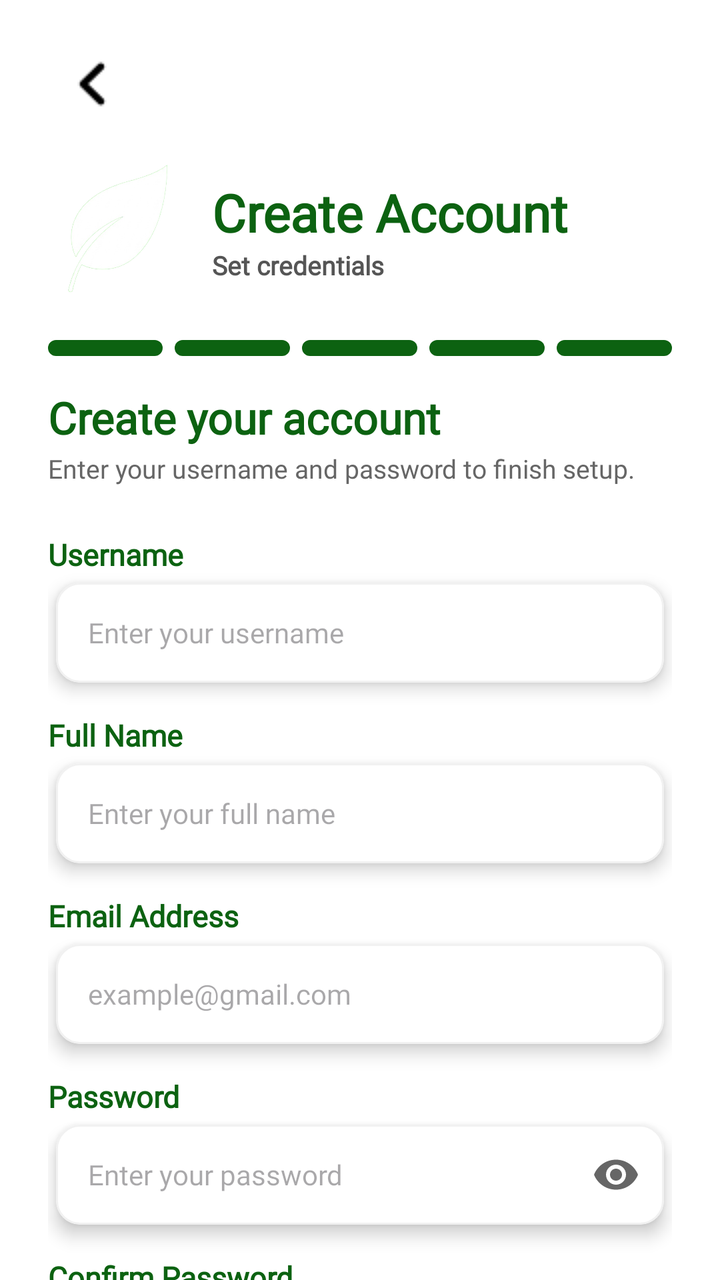
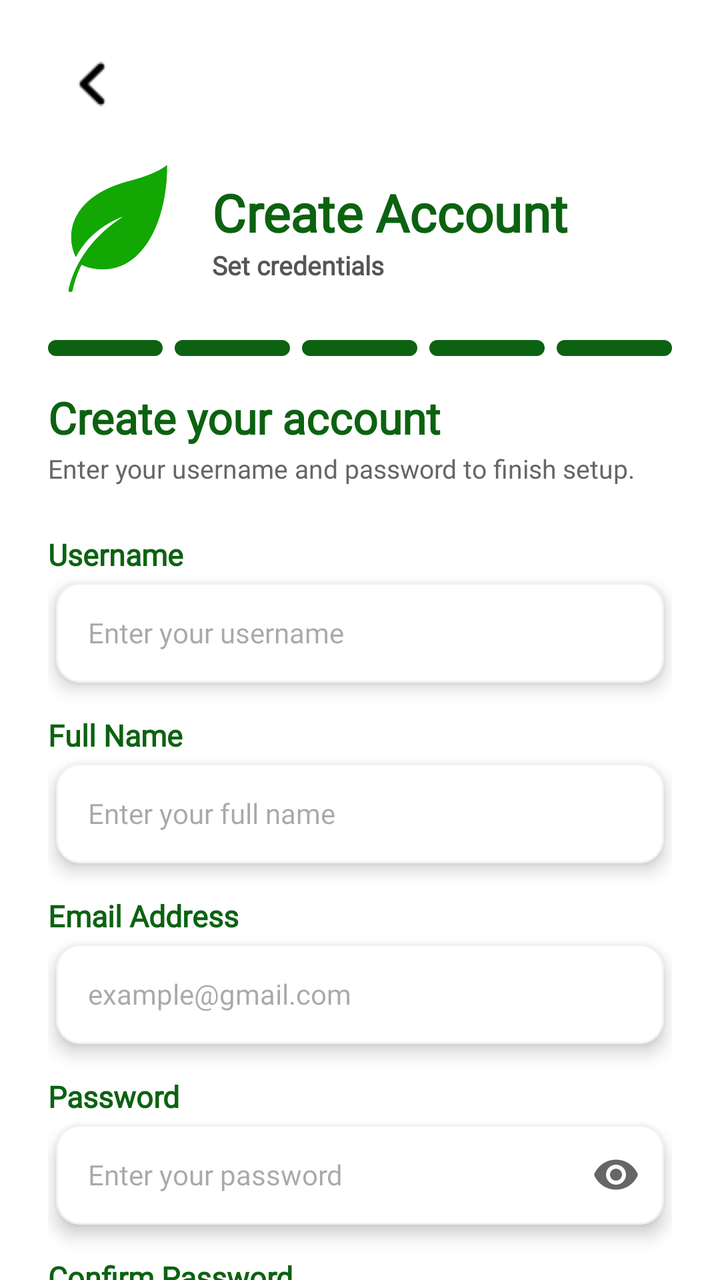

Before-and-after screenshots of an Android layout around one commit, followed by the original layout XML and the change that was made.
<!-- AndroidManifest.xml: application theme Theme.SmartGrow -->
<!-- res/layout/activity_register_step5.xml -->
<?xml version="1.0" encoding="utf-8"?>
<androidx.constraintlayout.widget.ConstraintLayout
    xmlns:android="http://schemas.android.com/apk/res/android"
    xmlns:app="http://schemas.android.com/apk/res-auto"
    android:layout_width="match_parent"
    android:layout_height="match_parent"
    android:background="#FFFFFF">

    <ImageButton
        android:id="@+id/btn_register_back"
        android:layout_width="44dp"
        android:layout_height="44dp"
        android:layout_marginStart="24dp"
        android:layout_marginTop="20dp"
        android:background="?android:attr/selectableItemBackgroundBorderless"
        android:src="@drawable/back_button_login"
        android:contentDescription="Back"
        android:scaleType="centerInside"
        app:layout_constraintTop_toTopOf="parent"
        app:layout_constraintStart_toStartOf="parent" />

    <LinearLayout
        android:id="@+id/layout_register_header"
        android:layout_width="match_parent"
        android:layout_height="wrap_content"
        android:orientation="horizontal"
        android:gravity="center_vertical"
        android:paddingHorizontal="24dp"
        android:layout_marginTop="16dp"
        app:layout_constraintTop_toBottomOf="@id/btn_register_back">

        <ImageView
            android:layout_width="70dp"
            android:layout_height="70dp"
            android:src="@drawable/smartgrow_logo" />

        <LinearLayout
            android:layout_width="wrap_content"
            android:layout_height="wrap_content"
            android:orientation="vertical"
            android:layout_marginStart="12dp">

            <TextView
                android:layout_width="wrap_content"
                android:layout_height="wrap_content"
                android:text="Create Account"
                android:textSize="26sp"
                android:textStyle="bold"
                android:fontFamily="@font/poppins"
                android:textColor="#0C6211" />

            <TextView
                android:layout_width="wrap_content"
                android:layout_height="wrap_content"
                android:text="Set credentials"
                android:textSize="13sp"
                android:textStyle="bold"
                android:fontFamily="@font/poppins"
                android:textColor="#555555" />
        </LinearLayout>
    </LinearLayout>

    <LinearLayout
        android:id="@+id/layout_indicator_bars"
        android:layout_width="match_parent"
        android:layout_height="8dp"
        android:orientation="horizontal"
        android:paddingHorizontal="24dp"
        android:layout_marginTop="20dp"
        android:weightSum="5"
        app:layout_constraintTop_toBottomOf="@id/layout_register_header">

        <View android:layout_width="0dp" android:layout_height="match_parent" android:layout_weight="1" android:layout_marginEnd="6dp" android:background="@drawable/indicator_green" />
        <View android:layout_width="0dp" android:layout_height="match_parent" android:layout_weight="1" android:layout_marginEnd="6dp" android:background="@drawable/indicator_green" />
        <View android:layout_width="0dp" android:layout_height="match_parent" android:layout_weight="1" android:layout_marginEnd="6dp" android:background="@drawable/indicator_green" />
        <View android:layout_width="0dp" android:layout_height="match_parent" android:layout_weight="1" android:layout_marginEnd="6dp" android:background="@drawable/indicator_green" />
        <View android:layout_width="0dp" android:layout_height="match_parent" android:layout_weight="1" android:background="@drawable/indicator_green" />
    </LinearLayout>

    <androidx.core.widget.NestedScrollView
        android:layout_width="match_parent"
        android:layout_height="0dp"
        android:layout_marginTop="16dp"
        android:fillViewport="true"
        app:layout_constraintTop_toBottomOf="@id/layout_indicator_bars"
        app:layout_constraintBottom_toBottomOf="parent">

        <androidx.constraintlayout.widget.ConstraintLayout
            android:layout_width="match_parent"
            android:layout_height="wrap_content"
            android:paddingHorizontal="24dp"
            android:paddingBottom="32dp">

            <TextView
                android:id="@+id/tv_form_title"
                android:layout_width="match_parent"
                android:layout_height="wrap_content"
                android:text="Create your account"
                android:textSize="22sp"
                android:textStyle="bold"
                android:textColor="#0C6211"
                android:fontFamily="@font/poppins"
                app:layout_constraintTop_toTopOf="parent" />

            <TextView
                android:id="@+id/tv_form_subtitle"
                android:layout_width="match_parent"
                android:layout_height="wrap_content"
                android:text="Enter your username and password to finish setup."
                android:textSize="13sp"
                android:textColor="#666666"
                android:fontFamily="@font/poppins"
                android:layout_marginTop="2dp"
                app:layout_constraintTop_toBottomOf="@id/tv_form_title" />

            <LinearLayout
                android:id="@+id/layout_fields"
                android:layout_width="match_parent"
                android:layout_height="wrap_content"
                android:orientation="vertical"
                android:layout_marginTop="24dp"
                app:layout_constraintTop_toBottomOf="@id/tv_form_subtitle">

                <TextView
                    android:layout_width="wrap_content"
                    android:layout_height="wrap_content"
                    android:text="Username" android:textColor="#0C6211"
                    android:textSize="15sp" android:textStyle="bold"
                    android:fontFamily="@font/poppins"
                    android:layout_marginBottom="4dp" />
                <com.google.android.material.card.MaterialCardView
                    android:layout_width="match_parent"
                    android:layout_height="50dp"
                    android:layout_marginHorizontal="4dp"
                    android:layout_marginBottom="16dp"
                    app:cardElevation="5dp"
                    app:cardCornerRadius="12dp"
                    app:cardBackgroundColor="#FFFFFF"
                    app:strokeWidth="1dp"
                    app:strokeColor="#F1F1F1">
                    <EditText
                        android:id="@+id/et_username"
                        android:layout_width="match_parent"
                        android:layout_height="match_parent"
                        android:background="@null"
                        android:hint="Enter your username"
                        android:inputType="text"
                        android:paddingHorizontal="16dp"
                        android:textSize="14sp"
                        android:textColor="#333333"
                        android:fontFamily="@font/poppins" />
                </com.google.android.material.card.MaterialCardView>

                <TextView
                    android:layout_width="wrap_content"
                    android:layout_height="wrap_content"
                    android:text="Full Name"
                    android:textColor="#0C6211"
                    android:textSize="15sp"
                    android:textStyle="bold"
                    android:fontFamily="@font/poppins"
                    android:layout_marginBottom="4dp" />
                <com.google.android.material.card.MaterialCardView
                    android:layout_width="match_parent"
                    android:layout_height="50dp"
                    android:layout_marginHorizontal="4dp"
                    android:layout_marginBottom="16dp"
                    app:cardElevation="5dp"
                    app:cardCornerRadius="12dp"
                    app:cardBackgroundColor="#FFFFFF"
                    app:strokeWidth="1dp"
                    app:strokeColor="#F1F1F1">
                    <EditText android:id="@+id/et_fullname"
                        android:layout_width="match_parent"
                        android:layout_height="match_parent"
                        android:background="@null"
                        android:hint="Enter your full name"
                        android:inputType="textPersonName"
                        android:paddingHorizontal="16dp"
                        android:textSize="14sp" android:textColor="#333333"
                        android:fontFamily="@font/poppins" />
                </com.google.android.material.card.MaterialCardView>

                <TextView
                    android:layout_width="wrap_content"
                    android:layout_height="wrap_content"
                    android:text="Email Address"
                    android:textColor="#0C6211"
                    android:textSize="15sp"
                    android:textStyle="bold"
                    android:fontFamily="@font/poppins"
                    android:layout_marginBottom="4dp" />
                <com.google.android.material.card.MaterialCardView
                    android:layout_width="match_parent"
                    android:layout_height="50dp"
                    android:layout_marginHorizontal="4dp"
                    android:layout_marginBottom="16dp"
                    app:cardElevation="5dp"
                    app:cardCornerRadius="12dp"
                    app:cardBackgroundColor="#FFFFFF"
                    app:strokeWidth="1dp"
                    app:strokeColor="#F1F1F1">
                    <EditText android:id="@+id/et_email"
                        android:layout_width="match_parent"
                        android:layout_height="match_parent"
                        android:background="@null"
                        android:hint="example@gmail.com"
                        android:inputType="textEmailAddress"
                        android:paddingHorizontal="16dp"
                        android:textSize="14sp" android:textColor="#333333"
                        android:fontFamily="@font/poppins" />
                </com.google.android.material.card.MaterialCardView>

                <TextView
                    android:layout_width="wrap_content"
                    android:layout_height="wrap_content"
                    android:text="Password"
                    android:textColor="#0C6211"
                    android:textSize="15sp"
                    android:textStyle="bold"
                    android:fontFamily="@font/poppins"
                    android:layout_marginBottom="4dp" />
                <com.google.android.material.card.MaterialCardView
                    android:layout_width="match_parent"
                    android:layout_height="50dp"
                    android:layout_marginHorizontal="4dp"
                    android:layout_marginBottom="16dp"
                    app:cardElevation="5dp"
                    app:cardCornerRadius="12dp"
                    app:cardBackgroundColor="#FFFFFF"
                    app:strokeWidth="1dp"
                    app:strokeColor="#F1F1F1">
                    <com.google.android.material.textfield.TextInputLayout
                        android:layout_width="match_parent"
                        android:layout_height="match_parent"
                        app:hintEnabled="false"
                        app:passwordToggleEnabled="true"
                        app:passwordToggleTint="#666666"
                        style="@style/Widget.Design.TextInputLayout">
                        <com.google.android.material.textfield.TextInputEditText
                            android:id="@+id/et_password"
                            android:layout_width="match_parent"
                            android:layout_height="match_parent"
                            android:background="@null"
                            android:hint="Enter your password"
                            android:inputType="textPassword"
                            android:paddingHorizontal="16dp"
                            android:textSize="14sp"
                            android:textColor="#333333"
                            android:fontFamily="@font/poppins" />
                    </com.google.android.material.textfield.TextInputLayout>
                </com.google.android.material.card.MaterialCardView>

                <TextView
                    android:layout_width="wrap_content"
                    android:layout_height="wrap_content"
                    android:text="Confirm Password"
                    android:textColor="#0C6211"
                    android:textSize="15sp"
                    android:textStyle="bold"
                    android:fontFamily="@font/poppins"
                    android:layout_marginBottom="4dp" />
                <com.google.android.material.card.MaterialCardView
                    android:layout_width="match_parent"
                    android:layout_height="50dp"
                    android:layout_marginHorizontal="4dp"
                    android:layout_marginBottom="24dp"
                    app:cardElevation="5dp"
                    app:cardCornerRadius="12dp"
                    app:cardBackgroundColor="#FFFFFF"
                    app:strokeWidth="1dp"
                    app:strokeColor="#F1F1F1">
                    <com.google.android.material.textfield.TextInputLayout
                        android:layout_width="match_parent"
                        android:layout_height="match_parent"
                        app:hintEnabled="false"
                        app:passwordToggleEnabled="true"
                        app:passwordToggleTint="#666666"
                        style="@style/Widget.Design.TextInputLayout">
                        <com.google.android.material.textfield.TextInputEditText
                            android:id="@+id/et_confirm_password"
                            android:layout_width="match_parent"
                            android:layout_height="match_parent"
                            android:background="@null"
                            android:hint="Re-enter password"
                            android:inputType="textPassword"
                            android:paddingHorizontal="16dp"
                            android:textSize="14sp"
                            android:textColor="#333333"
                            android:fontFamily="@font/poppins" />
                    </com.google.android.material.textfield.TextInputLayout>
                </com.google.android.material.card.MaterialCardView>
            </LinearLayout>

            <com.google.android.material.button.MaterialButton
                android:id="@+id/btn_signup"
                android:layout_width="match_parent"
                android:layout_height="54dp"
                android:text="Sign Up"
                android:textSize="18sp"
                android:fontFamily="@font/poppins"
                android:textStyle="bold"
                android:textColor="@color/white"
                android:textAllCaps="false"
                android:backgroundTint="#0C6211"
                app:cornerRadius="16dp"
                android:elevation="6dp"
                app:layout_constraintTop_toBottomOf="@id/layout_fields"
                app:layout_constraintBottom_toBottomOf="parent" />

        </androidx.constraintlayout.widget.ConstraintLayout>
    </androidx.core.widget.NestedScrollView>

</androidx.constraintlayout.widget.ConstraintLayout>
<!-- resources referenced by this layout -->
<resources>
  <color name="white">#FFFFFFFF</color>
  <!-- drawable back_button_login: png bitmap (drawable, 311 bytes) -->
  <!-- drawable indicator_green (drawable) -->
  <?xml version="1.0" encoding="utf-8"?>
  <shape xmlns:android="http://schemas.android.com/apk/res/android"
      android:shape="rectangle">
      <solid android:color="#0C6211" />
      <corners android:radius="4dp" />
  </shape>
  <!-- drawable smartgrow_logo: png bitmap (drawable, 73503 bytes) -->
  <style name="Theme.SmartGrow" parent="Base.Theme.SmartGrow" />
  <style name="Base.Theme.SmartGrow" parent="Theme.Material3.DayNight.NoActionBar">
        &gt;
          <item name="android:windowBackground">@android:color/white</item>
          <item name="android:windowDisablePreview">true</item>
      </style>
</resources>

<!-- the commit's change to res/layout/activity_register_step5.xml (unified diff, before → after) -->
@@ -32,7 +32,8 @@
         <ImageView
             android:layout_width="70dp"
             android:layout_height="70dp"
-            android:src="@drawable/smartgrow_logo" />
+            android:src="@drawable/smartgrow_logo"
+            app:tint="#12A703"/>
 
         <LinearLayout
             android:layout_width="wrap_content"
<!-- resource entries referenced after the edit -->
@@ -12,9 +12,10 @@
   <!-- drawable smartgrow_logo: png bitmap (drawable, 73503 bytes) -->
   <style name="Theme.SmartGrow" parent="Base.Theme.SmartGrow" />
   <style name="Base.Theme.SmartGrow" parent="Theme.Material3.DayNight.NoActionBar">
-        &gt;
           <item name="android:windowBackground">@android:color/white</item>
           <item name="android:windowDisablePreview">true</item>
+          <item name="android:statusBarColor">#0C6211</item>
+          <item name="android:windowLightStatusBar" tools:targetApi="m">false</item>
       </style>
 </resources>
 
